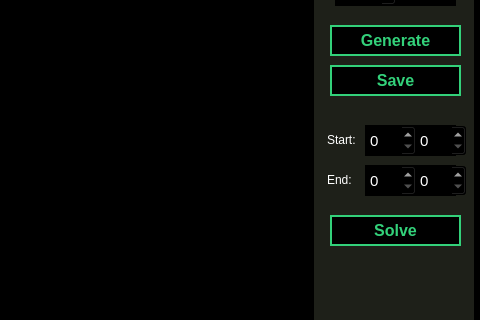
Before: the Qt Designer form src/maze/frontend/maze.ui in JakeTheSillySnake/MazesAndCaves, drawn with Qt 5; both pictures show x 186 to 666 and y 143 to 463 of the 666 by 576 pixel window.
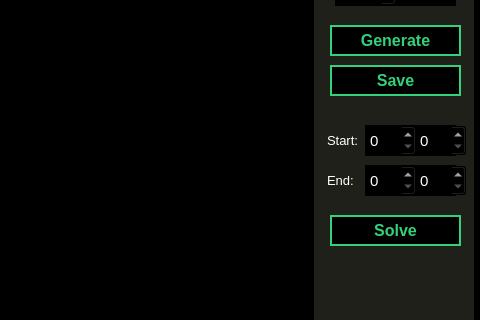
After: the same form once the commit is applied.

What changed in the file:
```diff
--- a/src/maze/frontend/maze.ui
+++ b/src/maze/frontend/maze.ui
@@ -454,7 +454,7 @@
        <string notr="true">background: transparent;</string>
       </property>
       <property name="text">
-       <string>&lt;html&gt;&lt;head/&gt;&lt;body&gt;&lt;p&gt;Start:&lt;/p&gt;&lt;/body&gt;&lt;/html&gt;</string>
+       <string>&lt;html&gt;&lt;head/&gt;&lt;body&gt;&lt;p style=&quot;font:10pt;&quot;&gt;Start:&lt;/p&gt;&lt;/body&gt;&lt;/html&gt;</string>
       </property>
      </widget>
      <widget class="QLabel" name="SolveEndLabel">
@@ -470,7 +470,7 @@
        <string notr="true">background: transparent;</string>
       </property>
       <property name="text">
-       <string>&lt;html&gt;&lt;head/&gt;&lt;body&gt;&lt;p&gt;End:&lt;/p&gt;&lt;/body&gt;&lt;/html&gt;</string>
+       <string>&lt;html&gt;&lt;head/&gt;&lt;body&gt;&lt;p&gt;&lt;span style=&quot; font-size:10pt;&quot;&gt;End:&lt;/span&gt;&lt;/p&gt;&lt;/body&gt;&lt;/html&gt;</string>
       </property>
      </widget>
      <widget class="QPushButton" name="SolveButton">
```
Left out of the diff: 2 changed lines with no effect on the pictures.
